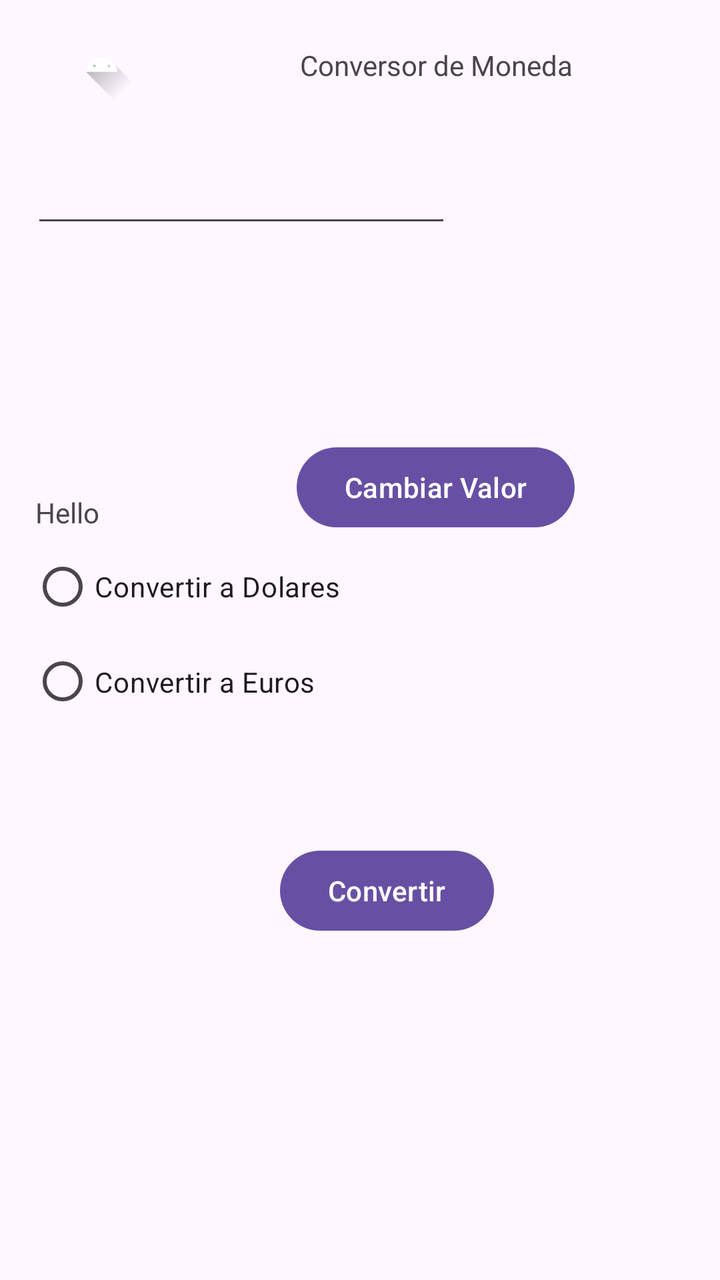
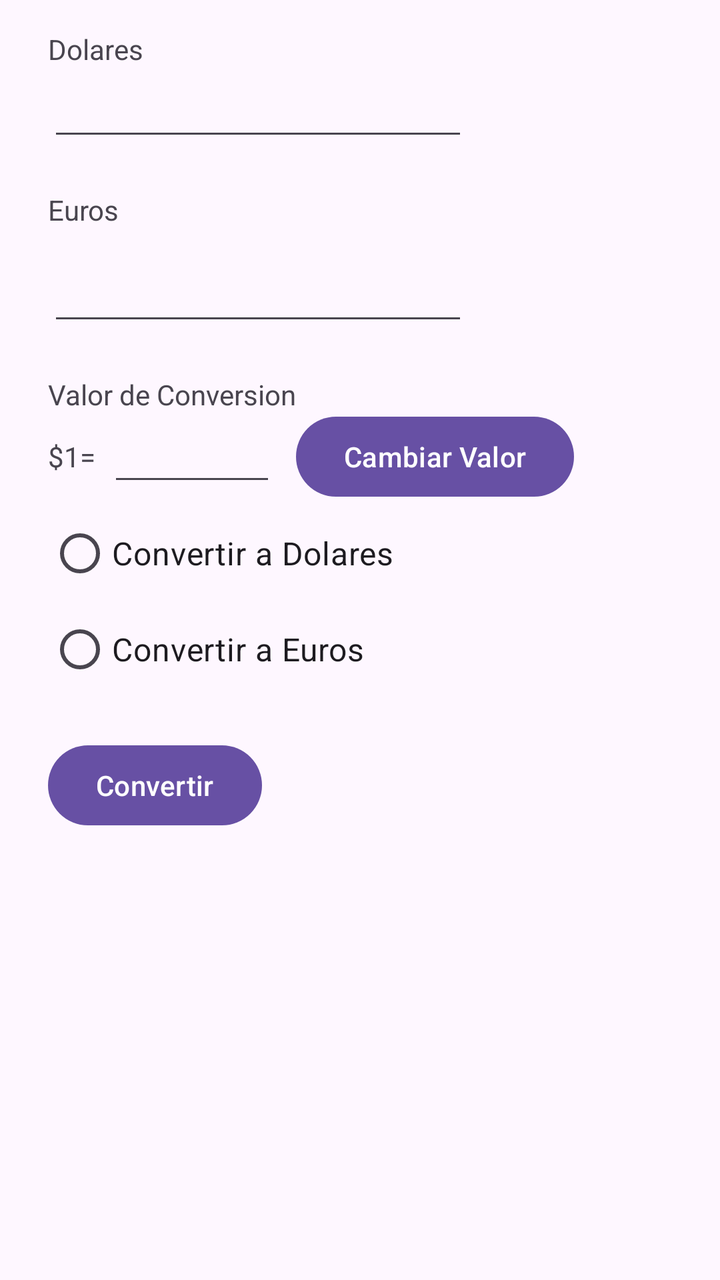

Two renders of the same Android screen: before a commit and after it. Below are the layout's source before the change and the commit's diff.
<!-- AndroidManifest.xml: application theme Theme.Conversor -->
<!-- res/layout/activity_main.xml -->
<?xml version="1.0" encoding="utf-8"?>
<androidx.constraintlayout.widget.ConstraintLayout xmlns:android="http://schemas.android.com/apk/res/android"
    xmlns:app="http://schemas.android.com/apk/res-auto"
    xmlns:tools="http://schemas.android.com/tools"
    android:id="@+id/main"
    android:layout_width="match_parent"
    android:layout_height="match_parent"
    tools:context=".MainActivity"
    tools:layout_editor_absoluteX="-1dp"
    tools:layout_editor_absoluteY="73dp">

    <TextView
        android:id="@+id/tvValorConversion"
        android:layout_width="72dp"
        android:layout_height="19dp"
        android:text="Hello World!"
        app:layout_constraintBottom_toBottomOf="parent"
        app:layout_constraintEnd_toEndOf="parent"
        app:layout_constraintHorizontal_bias="0.061"
        app:layout_constraintStart_toStartOf="parent"
        app:layout_constraintTop_toTopOf="parent"
        app:layout_constraintVertical_bias="0.397" />

    <EditText
        android:id="@+id/etDolares"
        android:layout_width="wrap_content"
        android:layout_height="wrap_content"
        android:ems="10"
        android:inputType="numberDecimal"
        app:layout_constraintBottom_toBottomOf="parent"
        app:layout_constraintEnd_toEndOf="parent"
        app:layout_constraintHorizontal_bias="0.104"
        app:layout_constraintStart_toStartOf="parent"
        app:layout_constraintTop_toTopOf="parent"
        app:layout_constraintVertical_bias="0.129" />

    <EditText
        android:id="@+id/etEuros"
        android:layout_width="wrap_content"
        android:layout_height="wrap_content"
        android:layout_marginBottom="584dp"
        android:ems="10"
        android:inputType="numberDecimal"
        app:layout_constraintBottom_toBottomOf="parent"
        app:layout_constraintEnd_toEndOf="parent"
        app:layout_constraintHorizontal_bias="0.104"
        app:layout_constraintStart_toStartOf="parent"
        app:layout_constraintTop_toBottomOf="@+id/etDolares"
        app:layout_constraintVertical_bias="0.0" />

    <Button
        android:id="@+id/btCambiarValor"
        android:layout_width="wrap_content"
        android:layout_height="wrap_content"
        android:text="Cambiar Valor"
        app:layout_constraintBottom_toBottomOf="parent"
        app:layout_constraintEnd_toEndOf="parent"
        app:layout_constraintHorizontal_bias="0.447"
        app:layout_constraintStart_toEndOf="@+id/tvValorConversion"
        app:layout_constraintTop_toTopOf="parent"
        app:layout_constraintVertical_bias="0.371" />

    <Button
        android:id="@+id/btConvertir"
        android:layout_width="wrap_content"
        android:layout_height="wrap_content"
        android:layout_marginTop="57dp"
        android:text="Convertir"
        app:layout_constraintBottom_toBottomOf="parent"
        app:layout_constraintEnd_toEndOf="parent"
        app:layout_constraintHorizontal_bias="0.554"
        app:layout_constraintStart_toStartOf="parent"
        app:layout_constraintTop_toBottomOf="@+id/radioGroup"
        app:layout_constraintVertical_bias="0.0" />

    <RadioGroup
        android:id="@+id/radioGroup"
        android:layout_width="183dp"
        android:layout_height="95dp"
        android:layout_marginTop="192dp"
        app:layout_constraintBottom_toBottomOf="parent"
        app:layout_constraintEnd_toEndOf="parent"
        app:layout_constraintHorizontal_bias="0.087"
        app:layout_constraintStart_toStartOf="parent"
        app:layout_constraintTop_toBottomOf="@+id/etEuros"
        app:layout_constraintVertical_bias="0.0">

        <RadioButton
            android:id="@+id/rbDolares"
            android:layout_width="match_parent"
            android:layout_height="wrap_content"
            android:text="Convertir a Dolares"
            tools:layout_editor_absoluteX="20dp"
            tools:layout_editor_absoluteY="398dp" />

        <RadioButton
            android:id="@+id/rbEuros"
            android:layout_width="match_parent"
            android:layout_height="wrap_content"
            android:text="Convertir a Euros" />
    </RadioGroup>

    <ImageView
        android:id="@+id/imageView"
        android:layout_width="75dp"
        android:layout_height="37dp"
        app:layout_constraintBottom_toBottomOf="parent"
        app:layout_constraintEnd_toEndOf="parent"
        app:layout_constraintHorizontal_bias="0.047"
        app:layout_constraintStart_toStartOf="parent"
        app:layout_constraintTop_toTopOf="parent"
        app:layout_constraintVertical_bias="0.023"
        app:srcCompat="@drawable/ic_launcher_foreground" />

    <TextView
        android:id="@+id/textView2"
        android:layout_width="wrap_content"
        android:layout_height="wrap_content"
        android:text="Conversor de Moneda"
        app:layout_constraintBottom_toBottomOf="parent"
        app:layout_constraintEnd_toEndOf="parent"
        app:layout_constraintHorizontal_bias="0.456"
        app:layout_constraintStart_toEndOf="@+id/imageView"
        app:layout_constraintTop_toTopOf="parent"
        app:layout_constraintVertical_bias="0.037" />

</androidx.constraintlayout.widget.ConstraintLayout>
<!-- resources referenced by this layout -->
<resources>
  <!-- drawable ic_launcher_foreground (drawable) -->
  <vector xmlns:android="http://schemas.android.com/apk/res/android"
      xmlns:aapt="http://schemas.android.com/aapt"
      android:width="108dp"
      android:height="108dp"
      android:viewportWidth="108"
      android:viewportHeight="108">
      <path android:pathData="M31,63.928c0,0 6.4,-11 12.1,-13.1c7.2,-2.6 26,-1.4 26,-1.4l38.1,38.1L107,108.928l-32,-1L31,63.928z">
          <aapt:attr name="android:fillColor">
              <gradient
                  android:endX="85.84757"
                  android:endY="92.4963"
                  android:startX="42.9492"
                  android:startY="49.59793"
                  android:type="linear">
                  <item
                      android:color="#44000000"
                      android:offset="0.0" />
                  <item
                      android:color="#00000000"
                      android:offset="1.0" />
              </gradient>
          </aapt:attr>
      </path>
      <path
          android:fillColor="#FFFFFF"
          android:fillType="nonZero"
          android:pathData="M65.3,45.828l3.8,-6.6c0.2,-0.4 0.1,-0.9 -0.3,-1.1c-0.4,-0.2 -0.9,-0.1 -1.1,0.3l-3.9,6.7c-6.3,-2.8 -13.4,-2.8 -19.7,0l-3.9,-6.7c-0.2,-0.4 -0.7,-0.5 -1.1,-0.3C38.8,38.328 38.7,38.828 38.9,39.228l3.8,6.6C36.2,49.428 31.7,56.028 31,63.928h46C76.3,56.028 71.8,49.428 65.3,45.828zM43.4,57.328c-0.8,0 -1.5,-0.5 -1.8,-1.2c-0.3,-0.7 -0.1,-1.5 0.4,-2.1c0.5,-0.5 1.4,-0.7 2.1,-0.4c0.7,0.3 1.2,1 1.2,1.8C45.3,56.528 44.5,57.328 43.4,57.328L43.4,57.328zM64.6,57.328c-0.8,0 -1.5,-0.5 -1.8,-1.2s-0.1,-1.5 0.4,-2.1c0.5,-0.5 1.4,-0.7 2.1,-0.4c0.7,0.3 1.2,1 1.2,1.8C66.5,56.528 65.6,57.328 64.6,57.328L64.6,57.328z"
          android:strokeWidth="1"
          android:strokeColor="#00000000" />
  </vector>
  <style name="Theme.Conversor" parent="Base.Theme.Conversor" />
  <style name="Base.Theme.Conversor" parent="Theme.Material3.DayNight.NoActionBar">
          
          
      </style>
</resources>

<!-- the commit's change to res/layout/activity_main.xml (unified diff, before → after) -->
@@ -1,5 +1,5 @@
 <?xml version="1.0" encoding="utf-8"?>
-<androidx.constraintlayout.widget.ConstraintLayout xmlns:android="http://schemas.android.com/apk/res/android"
+<RelativeLayout xmlns:android="http://schemas.android.com/apk/res/android"
     xmlns:app="http://schemas.android.com/apk/res-auto"
     xmlns:tools="http://schemas.android.com/tools"
     android:id="@+id/main"
@@ -10,118 +10,116 @@
     tools:layout_editor_absoluteY="73dp">
 
     <TextView
-        android:id="@+id/tvValorConversion"
-        android:layout_width="72dp"
-        android:layout_height="19dp"
-        android:text="Hello World!"
-        app:layout_constraintBottom_toBottomOf="parent"
-        app:layout_constraintEnd_toEndOf="parent"
-        app:layout_constraintHorizontal_bias="0.061"
-        app:layout_constraintStart_toStartOf="parent"
-        app:layout_constraintTop_toTopOf="parent"
-        app:layout_constraintVertical_bias="0.397" />
+        android:id="@+id/tvDolares"
+        android:layout_width="wrap_content"
+        android:layout_height="wrap_content"
+        android:layout_alignParentLeft="true"
+        android:layout_alignParentTop="true"
+        android:layout_marginLeft="24dp"
+        android:layout_marginTop="15dp"
+        android:text="Dolares" />
 
     <EditText
         android:id="@+id/etDolares"
         android:layout_width="wrap_content"
         android:layout_height="wrap_content"
+        android:layout_alignLeft="@id/tvDolares"
+        android:layout_below="@id/tvDolares"
         android:ems="10"
-        android:inputType="numberDecimal"
-        app:layout_constraintBottom_toBottomOf="parent"
-        app:layout_constraintEnd_toEndOf="parent"
-        app:layout_constraintHorizontal_bias="0.104"
-        app:layout_constraintStart_toStartOf="parent"
-        app:layout_constraintTop_toTopOf="parent"
-        app:layout_constraintVertical_bias="0.129" />
+        android:inputType="numberDecimal" />
+
+    <TextView
+        android:id="@+id/tvEuros"
+        android:layout_width="wrap_content"
+        android:layout_height="wrap_content"
+        android:layout_alignLeft="@id/etDolares"
+        android:layout_below="@id/etDolares"
+        android:layout_marginTop="20dp"
+        android:text="Euros" />
 
     <EditText
         android:id="@+id/etEuros"
         android:layout_width="wrap_content"
         android:layout_height="wrap_content"
-        android:layout_marginBottom="584dp"
+        android:layout_alignLeft="@id/tvEuros"
+        android:layout_below="@id/tvEuros"
+        android:layout_marginTop="12dp"
         android:ems="10"
-        android:inputType="numberDecimal"
-        app:layout_constraintBottom_toBottomOf="parent"
-        app:layout_constraintEnd_toEndOf="parent"
-        app:layout_constraintHorizontal_bias="0.104"
-        app:layout_constraintStart_toStartOf="parent"
-        app:layout_constraintTop_toBottomOf="@+id/etDolares"
-        app:layout_constraintVertical_bias="0.0" />
+        android:inputType="numberDecimal" />
 
-    <Button
-        android:id="@+id/btCambiarValor"
+    <TextView
+        android:id="@+id/tvConversion"
         android:layout_width="wrap_content"
         android:layout_height="wrap_content"
-        android:text="Cambiar Valor"
-        app:layout_constraintBottom_toBottomOf="parent"
-        app:layout_constraintEnd_toEndOf="parent"
-        app:layout_constraintHorizontal_bias="0.447"
-        app:layout_constraintStart_toEndOf="@+id/tvValorConversion"
-        app:layout_constraintTop_toTopOf="parent"
-        app:layout_constraintVertical_bias="0.371" />
+        android:layout_alignLeft="@id/etEuros"
+        android:layout_below="@id/etEuros"
+        android:layout_marginTop="20dp"
+        android:text="Valor de Conversion" />
+
+    <TextView
+        android:id="@+id/tvValorConversion"
+        android:layout_width="wrap_content"
+        android:layout_height="wrap_content"
+        android:layout_below="@id/tvConversion"
+        android:layout_marginTop="12dp"
+        android:layout_alignLeft="@id/tvConversion"
+        android:text="$1=" />
+
+    <EditText
+        android:id="@+id/etCambio"
+        android:layout_width="wrap_content"
+        android:layout_height="wrap_content"
+        android:layout_below="@id/tvConversion"
+        android:layout_alignLeft="@id/tvValorConversion"
+        android:layout_marginLeft="30dp"
+        android:ems="4"
+        android:inputType="text"
+        android:text="" />
 
     <Button
         android:id="@+id/btConvertir"
         android:layout_width="wrap_content"
         android:layout_height="wrap_content"
-        android:layout_marginTop="57dp"
+        android:layout_alignLeft="@id/radioGroup"
+        android:layout_below="@id/radioGroup"
+        android:layout_marginTop="20dp"
         android:text="Convertir"
-        app:layout_constraintBottom_toBottomOf="parent"
-        app:layout_constraintEnd_toEndOf="parent"
-        app:layout_constraintHorizontal_bias="0.554"
-        app:layout_constraintStart_toStartOf="parent"
-        app:layout_constraintTop_toBottomOf="@+id/radioGroup"
-        app:layout_constraintVertical_bias="0.0" />
+        android:onClick= "onClick" />
+
+    <Button
+        android:id="@+id/btCambValor"
+        android:layout_width="wrap_content"
+        android:layout_height="wrap_content"
+        android:layout_alignBaseline="@+id/tvValorConversion"
+        android:layout_alignBottom="@+id/tvValorConversion"
+        android:layout_toRightOf="@+id/tvConversion"
+        android:text="Cambiar Valor"
+        android:onClick="cambiar"
+        />
 
     <RadioGroup
         android:id="@+id/radioGroup"
-        android:layout_width="183dp"
-        android:layout_height="95dp"
-        android:layout_marginTop="192dp"
-        app:layout_constraintBottom_toBottomOf="parent"
-        app:layout_constraintEnd_toEndOf="parent"
-        app:layout_constraintHorizontal_bias="0.087"
-        app:layout_constraintStart_toStartOf="parent"
-        app:layout_constraintTop_toBottomOf="@+id/etEuros"
-        app:layout_constraintVertical_bias="0.0">
+        android:layout_width="wrap_content"
+        android:layout_height="wrap_content"
+        android:layout_alignLeft="@id/tvValorConversion"
+        android:layout_below="@id/tvValorConversion">
 
         <RadioButton
             android:id="@+id/rbDolares"
-            android:layout_width="match_parent"
+            android:layout_width="wrap_content"
             android:layout_height="wrap_content"
+            android:layout_marginTop="15dp"
             android:text="Convertir a Dolares"
-            tools:layout_editor_absoluteX="20dp"
-            tools:layout_editor_absoluteY="398dp" />
+            android:textSize="16sp"
+             />
 
         <RadioButton
             android:id="@+id/rbEuros"
-            android:layout_width="match_parent"
+            android:layout_width="wrap_content"
             android:layout_height="wrap_content"
-            android:text="Convertir a Euros" />
+            android:text="Convertir a Euros"
+            android:textSize="16sp" />
+
     </RadioGroup>
 
-    <ImageView
-        android:id="@+id/imageView"
-        android:layout_width="75dp"
-        android:layout_height="37dp"
-        app:layout_constraintBottom_toBottomOf="parent"
-        app:layout_constraintEnd_toEndOf="parent"
-        app:layout_constraintHorizontal_bias="0.047"
-        app:layout_constraintStart_toStartOf="parent"
-        app:layout_constraintTop_toTopOf="parent"
-        app:layout_constraintVertical_bias="0.023"
-        app:srcCompat="@drawable/ic_launcher_foreground" />
-
-    <TextView
-        android:id="@+id/textView2"
-        android:layout_width="wrap_content"
-        android:layout_height="wrap_content"
-        android:text="Conversor de Moneda"
-        app:layout_constraintBottom_toBottomOf="parent"
-        app:layout_constraintEnd_toEndOf="parent"
-        app:layout_constraintHorizontal_bias="0.456"
-        app:layout_constraintStart_toEndOf="@+id/imageView"
-        app:layout_constraintTop_toTopOf="parent"
-        app:layout_constraintVertical_bias="0.037" />
-
-</androidx.constraintlayout.widget.ConstraintLayout>
+</RelativeLayout>
<!-- resource entries referenced after the edit -->
@@ -1,36 +1,5 @@
 <!-- resources referenced by this layout -->
 <resources>
-  <!-- drawable ic_launcher_foreground (drawable) -->
-  <vector xmlns:android="http://schemas.android.com/apk/res/android"
-      xmlns:aapt="http://schemas.android.com/aapt"
-      android:width="108dp"
-      android:height="108dp"
-      android:viewportWidth="108"
-      android:viewportHeight="108">
-      <path android:pathData="M31,63.928c0,0 6.4,-11 12.1,-13.1c7.2,-2.6 26,-1.4 26,-1.4l38.1,38.1L107,108.928l-32,-1L31,63.928z">
-          <aapt:attr name="android:fillColor">
-              <gradient
-                  android:endX="85.84757"
-                  android:endY="92.4963"
-                  android:startX="42.9492"
-                  android:startY="49.59793"
-                  android:type="linear">
-                  <item
-                      android:color="#44000000"
-                      android:offset="0.0" />
-                  <item
-                      android:color="#00000000"
-                      android:offset="1.0" />
-              </gradient>
-          </aapt:attr>
-      </path>
-      <path
-          android:fillColor="#FFFFFF"
-          android:fillType="nonZero"
-          android:pathData="M65.3,45.828l3.8,-6.6c0.2,-0.4 0.1,-0.9 -0.3,-1.1c-0.4,-0.2 -0.9,-0.1 -1.1,0.3l-3.9,6.7c-6.3,-2.8 -13.4,-2.8 -19.7,0l-3.9,-6.7c-0.2,-0.4 -0.7,-0.5 -1.1,-0.3C38.8,38.328 38.7,38.828 38.9,39.228l3.8,6.6C36.2,49.428 31.7,56.028 31,63.928h46C76.3,56.028 71.8,49.428 65.3,45.828zM43.4,57.328c-0.8,0 -1.5,-0.5 -1.8,-1.2c-0.3,-0.7 -0.1,-1.5 0.4,-2.1c0.5,-0.5 1.4,-0.7 2.1,-0.4c0.7,0.3 1.2,1 1.2,1.8C45.3,56.528 44.5,57.328 43.4,57.328L43.4,57.328zM64.6,57.328c-0.8,0 -1.5,-0.5 -1.8,-1.2s-0.1,-1.5 0.4,-2.1c0.5,-0.5 1.4,-0.7 2.1,-0.4c0.7,0.3 1.2,1 1.2,1.8C66.5,56.528 65.6,57.328 64.6,57.328L64.6,57.328z"
-          android:strokeWidth="1"
-          android:strokeColor="#00000000" />
-  </vector>
   <style name="Theme.Conversor" parent="Base.Theme.Conversor" />
   <style name="Base.Theme.Conversor" parent="Theme.Material3.DayNight.NoActionBar">
           
